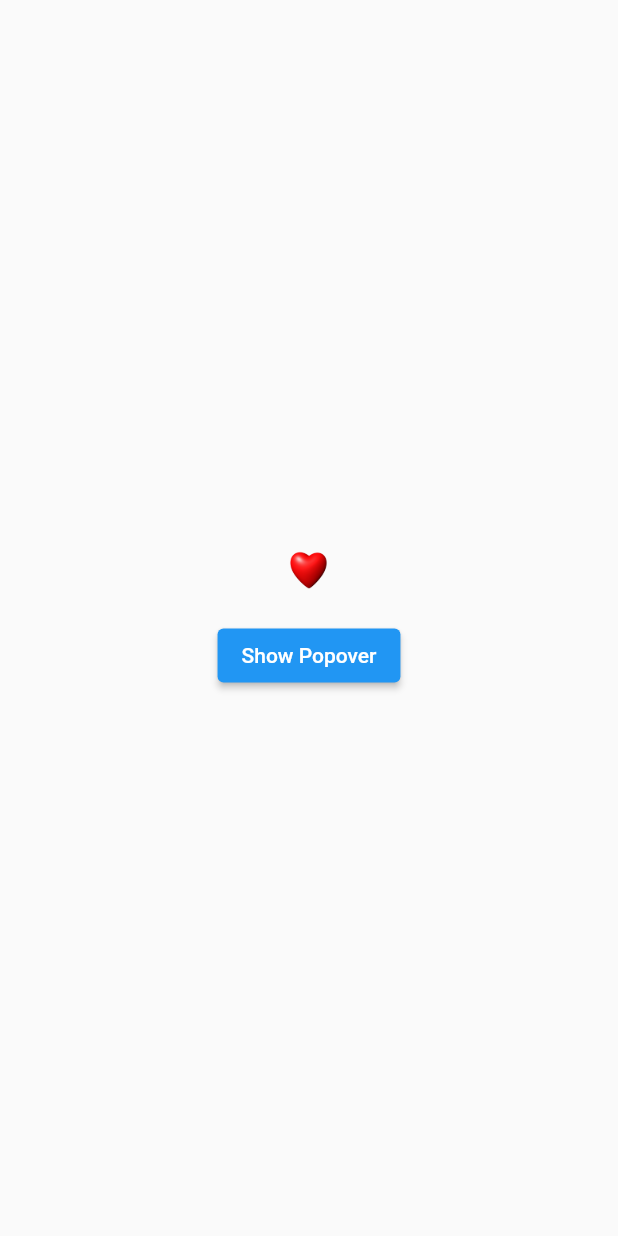
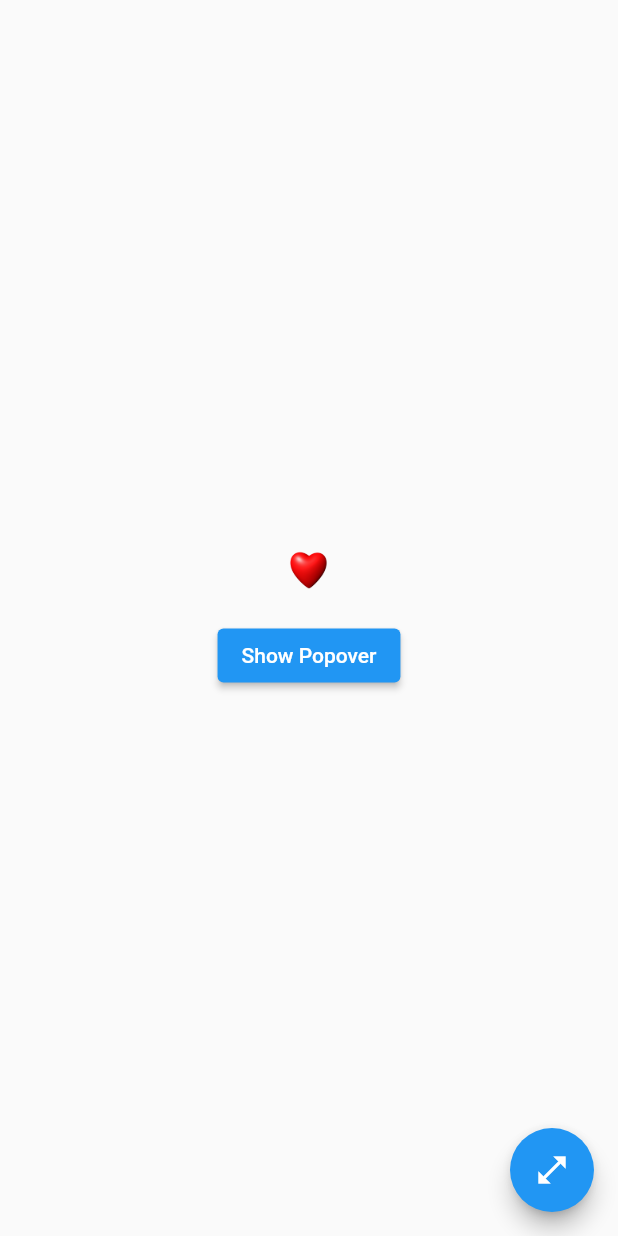
Before and after one commit to GitHubStuff/helper_package, a Flutter app: the screen it shows after launch, on a phone screen of 412 x 824 dp. Run offline on Flutter 3.47's test engine with Material 2 defaults, Android fonts, the phone set to English and light mode, and no system bars; our stand-ins replace flutter_modular, hive_flutter, hooks_riverpod and 1 more; missing offline and left inert: dart:ffi; accounts and stored records are empty; generated files the repository leaves out were written again.

Commit message:
Added palettes

```diff
--- a/example/lib/main.dart
+++ b/example/lib/main.dart
@@ -7,30 +7,34 @@ import 'screens/app_module.dart';
 
 void main() async {
   WidgetsFlutterBinding.ensureInitialized();
-  await Palette.setup();
+  await Palette.setup(); // <--- For persiting theme setting
+
+  Modular.setNavigatorKey(Global.navigatorKey);
 
   runApp(ProviderScope(
+    // <--- Riverpod
     child: ModularApp(
+      // <--- Modular
       module: AppModule(),
       child: const MyApp(),
     ),
   ));
 }
 
-class MyApp extends StatelessWidget {
+class MyApp extends ConsumerWidget {
   const MyApp({super.key});
 
   @override
-  Widget build(BuildContext context) {
-    Modular.setNavigatorKey(Global.navigatorKey);
+  Widget build(BuildContext context, WidgetRef ref) {
+    final currentTheme = ref.watch(paletteProvider);
     return MaterialApp.router(
       routeInformationParser: Modular.routeInformationParser,
       routerDelegate: Modular.routerDelegate,
       title: 'Flutter Demo',
       //locale: Language.locale,
-      theme: null,
-      darkTheme: null,
-      themeMode: null,
+      theme: ThemeData.light(),
+      darkTheme: ThemeData.dark(),
+      themeMode: currentTheme,
       localizationsDelegates: const [],
     );
   }
--- a/example/lib/screens/home_scaffold.dart
+++ b/example/lib/screens/home_scaffold.dart
@@ -4,17 +4,18 @@ import 'package:example/screens/popover_screen.dart';
 import 'package:flutter/material.dart';
 import 'package:flutter_modular/flutter_modular.dart';
 import 'package:helper_package/helper_package.dart';
+import 'package:hooks_riverpod/hooks_riverpod.dart';
 
 import '../gen/assets.gen.dart';
 
-class HomeScaffold extends StatelessWidget {
+class HomeScaffold extends ConsumerWidget {
   const HomeScaffold({super.key});
 
   @override
-  Widget build(BuildContext context) {
+  Widget build(BuildContext context, WidgetRef ref) {
     return Scaffold(
       body: homeWidget(context),
-      floatingActionButton: null,
+      floatingActionButton: ExpandableFAB.ofModes(ref: ref, showToast: true)
     );
   }
 
--- a/lib/helper_package.dart
+++ b/lib/helper_package.dart
@@ -6,7 +6,7 @@ export 'source/extensions/num_extensions.dart';
 export 'source/extensions/responsive.dart';
 export 'source/extensions/text_extensions.dart';
 export 'source/extensions/widget_extensions.dart';
-export 'source/global.dart';
+export 'global.dart';
 export 'source/palette/palette.dart';
 export 'source/palette/palette_enum.dart';
 export 'source/widgets/expandable_fab.dart';
--- a/lib/source/extensions/responsive.dart
+++ b/lib/source/extensions/responsive.dart
@@ -2,7 +2,7 @@ import 'dart:math';
 
 import 'package:flutter/material.dart';
 
-import '../global.dart';
+import '../../global.dart';
 
 /// Get a measure of the screen as percentage of the screen height
 class Responsive {
--- a/lib/source/widgets/expandable_fab.dart
+++ b/lib/source/widgets/expandable_fab.dart
@@ -1,5 +1,7 @@
 /// Creates a FAB button that when pressed will show all the [children] widgets in an arc
 /// around the FAB button. This enables the FAB to have multiple children/actions
+///
+/// factor ExpandableFAB.ofModes - creates a FAB with 3 children, each child is a mode
 import 'dart:math' as math;
 
 import 'package:flutter/material.dart';
--- a/lib/source/widgets/expanded_brightness_fabs.dart
+++ b/lib/source/widgets/expanded_brightness_fabs.dart
@@ -2,7 +2,7 @@ import 'package:flutter/foundation.dart';
 import 'package:flutter/material.dart';
 import 'package:hooks_riverpod/hooks_riverpod.dart';
 
-import '../global.dart';
+import '../../global.dart';
 import '../palette/palette.dart';
 import '../palette/palette_enum.dart';
 import 'expanded_brightness_fab.dart';
@@ -69,5 +69,4 @@ void _showAlert(String content) {
     duration: const Duration(milliseconds: 500),
   );
   ScaffoldMessenger.of(Global.context).showSnackBar(snackBar);
-
 }
--- a/lib/source/widgets/popover/source/utils/utils.dart
+++ b/lib/source/widgets/popover/source/utils/utils.dart
@@ -1,6 +1,6 @@
 import 'package:flutter/widgets.dart';
 
-import '../../../../global.dart';
+import '../../../../../global.dart';
 
 class Utils {
   static final Utils _singleton = Utils._();
```
Also changed, not shown: lib/source/widgets/expanded_brightness_fab.dart (+6 -1 lines), lib/global.dart (renamed from lib/source/global.dart).
